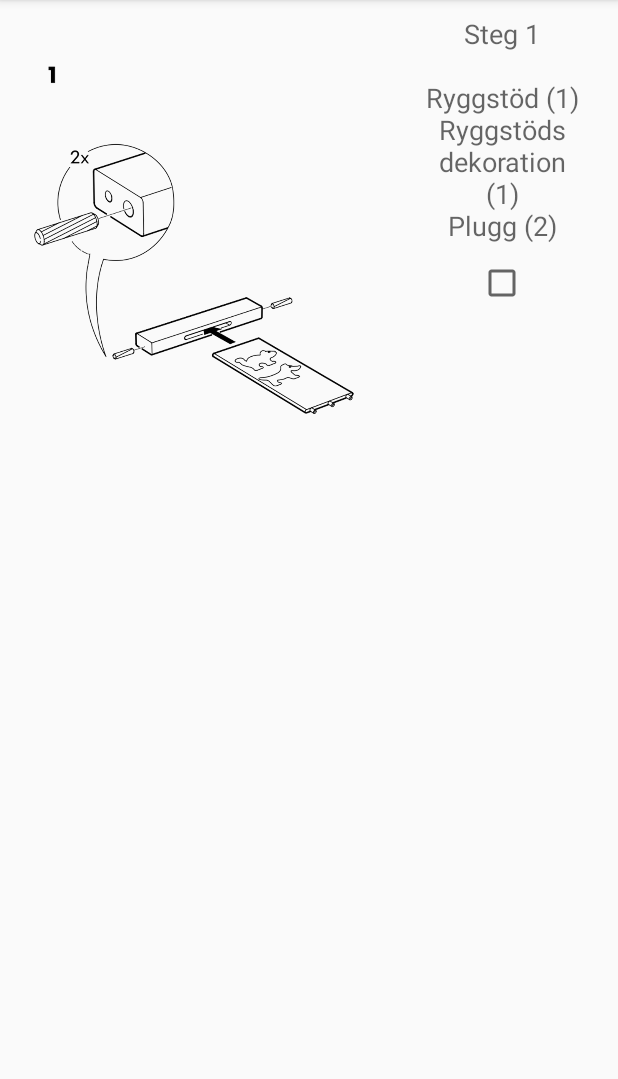
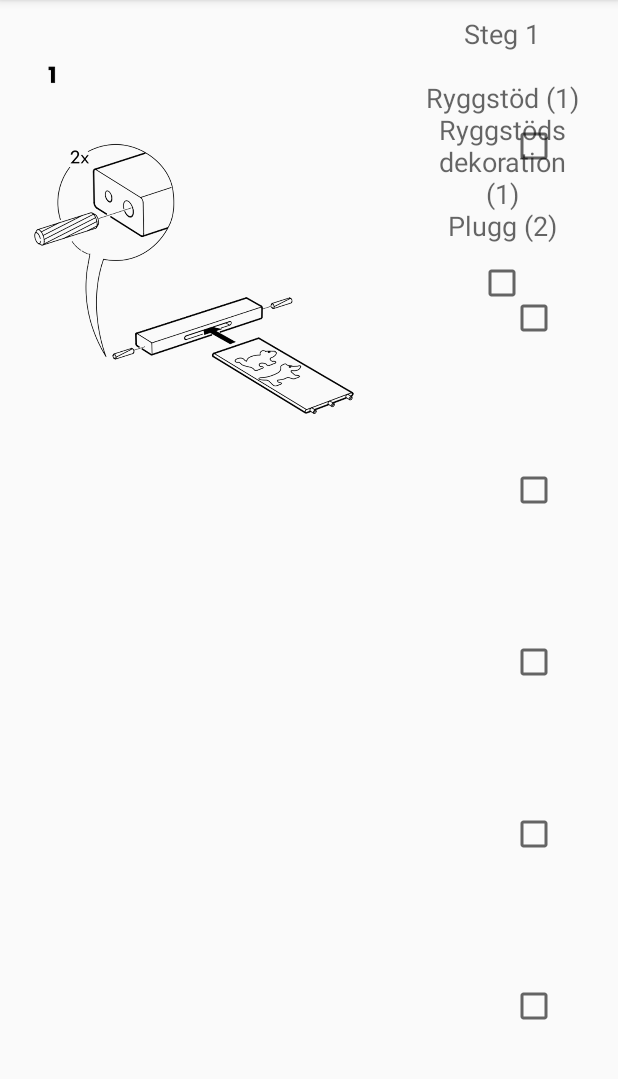
Before and after one commit to alexceder/stolbygge, an Android app: the screen it shows after launch (MainActivity), on a phone screen of 412 x 824 dp, the part 84-1163 px from its top. Run offline under Robolectric (Android 15) with nearby library versions, the phone set to English and light mode, and no system bars.

Commit message:
layout for step by step

```diff
--- a/app/src/main/res/layout/activity_main.xml
+++ b/app/src/main/res/layout/activity_main.xml
@@ -21,4 +21,37 @@
         android:smoothScrollbar="true">
     </ListView>
 
+    <LinearLayout
+        android:layout_width="wrap_content"
+        android:layout_height="fill_parent"
+        android:orientation="vertical"
+        android:layout_alignParentRight="true"
+        android:padding="40dp">
+
+        <CheckBox
+            android:layout_width="wrap_content"
+            android:layout_height="wrap_content"
+            android:layout_weight="1"/>
+        <CheckBox
+            android:layout_width="wrap_content"
+            android:layout_height="wrap_content"
+            android:layout_weight="1"/>
+        <CheckBox
+            android:layout_width="wrap_content"
+            android:layout_height="wrap_content"
+            android:layout_weight="1"/>
+        <CheckBox
+            android:layout_width="wrap_content"
+            android:layout_height="wrap_content"
+            android:layout_weight="1"/>
+        <CheckBox
+            android:layout_width="wrap_content"
+            android:layout_height="wrap_content"
+            android:layout_weight="1"/>
+        <CheckBox
+            android:layout_width="wrap_content"
+            android:layout_height="wrap_content"
+            android:layout_weight="1"/>
+    </LinearLayout>
+
 </RelativeLayout>
```
Also changed, not shown: app/src/main/java/se/stolbygge/stolbygge/Step.java (+0 -10 lines).
